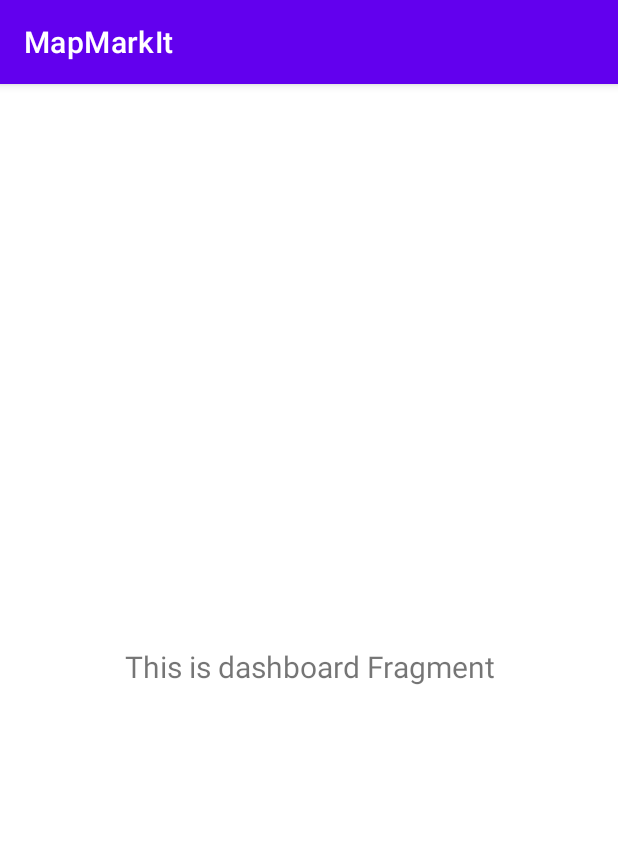
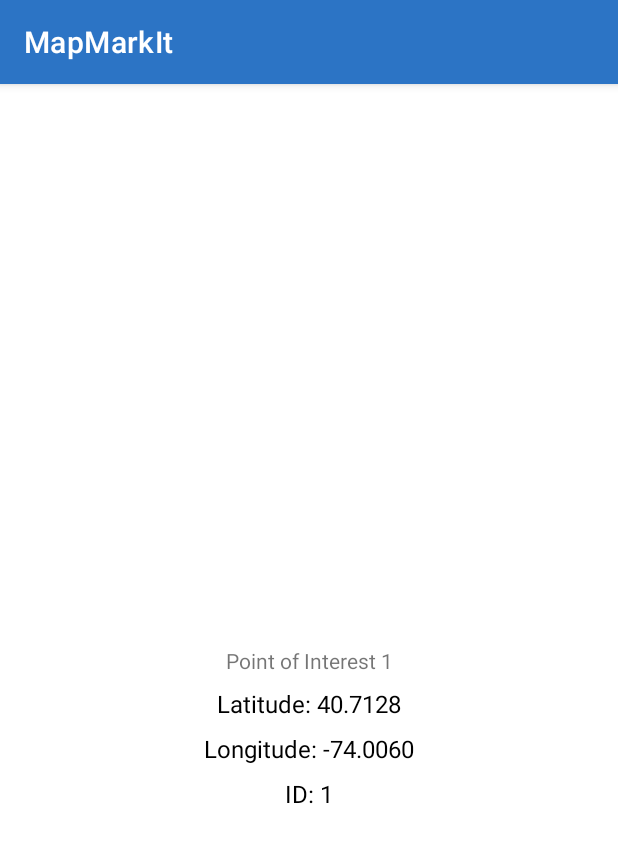
Before and after one commit to SebGaillard1/MapMarkIt, an Android app: the fragment DashboardFragment shown on its own in the app's theme, on a phone screen of 412 x 824 dp. Shown: the top 842 px of the screen. Run offline under Robolectric (Android 15) with nearby library versions, the phone set to English and light mode, and no system bars.

Commit message:
Change app color, added POI

```diff
--- /dev/null
+++ b/app/src/main/java/com/example/mapmarkit/model/PointOfInterest.kt
@@ -0,0 +1,8 @@
+package com.example.mapmarkit.model
+
+data class PointOfInterest(
+    val id: String,
+    val name: String,
+    val latitude: String,
+    val longitude: String
+)
--- /dev/null
+++ b/app/src/main/java/com/example/mapmarkit/ui/PoiAdapter.kt
@@ -0,0 +1,28 @@
+package com.example.mapmarkit.ui
+
+import android.view.LayoutInflater
+import android.view.ViewGroup
+import androidx.recyclerview.widget.RecyclerView
+import com.example.mapmarkit.R
+import com.example.mapmarkit.model.PointOfInterest
+
+class PoiAdapter(private val poiList: List<PointOfInterest>) : RecyclerView.Adapter<PoiViewHolder>() {
+
+    override fun onCreateViewHolder(parent: ViewGroup, viewType: Int): PoiViewHolder {
+        val view = LayoutInflater.from(parent.context).inflate(R.layout.poi_item_layout, parent, false)
+        return PoiViewHolder(view)
+    }
+
+    override fun onBindViewHolder(holder: PoiViewHolder, position: Int) {
+        val poi = poiList[position]
+
+        holder.poiNameTextView.text = poi.name
+        holder.poiLatTextView.text = "Latitude: ${poi.latitude}"
+        holder.poiLongTextView.text = "Longitude: ${poi.longitude}"
+        holder.poiIdTextView.text = "ID: ${poi.id}"
+    }
+
+    override fun getItemCount(): Int {
+        return poiList.size
+    }
+}
--- /dev/null
+++ b/app/src/main/java/com/example/mapmarkit/ui/PoiViewHolder.kt
@@ -0,0 +1,13 @@
+package com.example.mapmarkit.ui
+
+import android.view.View
+import android.widget.TextView
+import androidx.recyclerview.widget.RecyclerView
+import com.example.mapmarkit.R
+
+class PoiViewHolder(itemView: View) : RecyclerView.ViewHolder(itemView) {
+    val poiNameTextView: TextView = itemView.findViewById(R.id.poi_name)
+    val poiLatTextView: TextView = itemView.findViewById(R.id.poi_lat)
+    val poiLongTextView: TextView = itemView.findViewById(R.id.poi_long)
+    val poiIdTextView: TextView = itemView.findViewById(R.id.poi_id)
+}
--- a/app/src/main/java/com/example/mapmarkit/ui/dashboard/DashboardFragment.kt
+++ b/app/src/main/java/com/example/mapmarkit/ui/dashboard/DashboardFragment.kt
@@ -7,15 +7,18 @@ import android.view.ViewGroup
 import android.widget.TextView
 import androidx.fragment.app.Fragment
 import androidx.lifecycle.ViewModelProvider
+import androidx.recyclerview.widget.LinearLayoutManager
+import androidx.recyclerview.widget.RecyclerView
 import com.example.mapmarkit.databinding.FragmentDashboardBinding
+import com.example.mapmarkit.model.PointOfInterest
+import com.example.mapmarkit.ui.PoiAdapter
 
 class DashboardFragment : Fragment() {
 
     private var _binding: FragmentDashboardBinding? = null
-
-    // This property is only valid between onCreateView and
-    // onDestroyView.
     private val binding get() = _binding!!
+    private lateinit var recyclerView: RecyclerView
+    private lateinit var adapter: PoiAdapter
 
     override fun onCreateView(
         inflater: LayoutInflater,
@@ -28,10 +31,21 @@ class DashboardFragment : Fragment() {
         _binding = FragmentDashboardBinding.inflate(inflater, container, false)
         val root: View = binding.root
 
-        val textView: TextView = binding.textDashboard
-        dashboardViewModel.text.observe(viewLifecycleOwner) {
-            textView.text = it
-        }
+        // 1. Configurez le RecyclerView
+        recyclerView = binding.recyclerView
+        recyclerView.layoutManager = LinearLayoutManager(requireContext())
+
+        // 2. Créez votre liste de points d'intérêt (factice pour cet exemple)
+        val poiList = listOf(
+            PointOfInterest("1", "Point of Interest 1", "40.7128", "-74.0060"),
+            PointOfInterest("2", "Point of Interest 2", "34.0522", "-118.2437"),
+            PointOfInterest("3", "Point of Interest 3", "51.5074", "-0.1278")
+        )
+
+        // 3. Créez et définissez l'adaptateur
+        adapter = PoiAdapter(poiList)
+        recyclerView.adapter = adapter
+
         return root
     }
 
--- /dev/null
+++ b/app/src/main/res/drawable/home_buttons.xml
@@ -0,0 +1,10 @@
+<?xml version="1.0" encoding="utf-8"?>
+<shape xmlns:android="http://schemas.android.com/apk/res/android">
+    <solid android:color="#E9F4FF"/>
+    <corners android:radius="30dp"/>
+    <padding
+        android:left="20dp"
+        android:top="10dp"
+        android:right="20dp"
+        android:bottom="10dp"/>
+</shape>
--- a/app/src/main/res/layout/activity_welcome.xml
+++ b/app/src/main/res/layout/activity_welcome.xml
@@ -35,14 +35,18 @@
 
     <Button
         android:id="@+id/button_first"
-        android:layout_width="wrap_content"
-        android:layout_height="wrap_content"
-        android:layout_marginBottom="32dp"
+        android:layout_width="247dp"
+        android:layout_height="77dp"
+        android:layout_marginBottom="16dp"
         android:text="@string/start"
-        android:paddingTop="16dp"
-        android:paddingBottom="16dp"
+        android:textColor="#2C74C5"
+        android:textSize="24sp"
+        android:background="@drawable/home_buttons"
+        app:backgroundTint="#E9F4FF"
         app:layout_constraintBottom_toBottomOf="parent"
         app:layout_constraintEnd_toEndOf="parent"
-        app:layout_constraintStart_toStartOf="parent" />
+        app:layout_constraintStart_toStartOf="parent"
+        android:elevation="0dp"
+        />
 
 </androidx.constraintlayout.widget.ConstraintLayout>
--- a/app/src/main/res/layout/fragment_dashboard.xml
+++ b/app/src/main/res/layout/fragment_dashboard.xml
@@ -6,17 +6,9 @@
     android:layout_height="match_parent"
     tools:context=".ui.dashboard.DashboardFragment">
 
-    <TextView
-        android:id="@+id/text_dashboard"
+    <androidx.recyclerview.widget.RecyclerView
+        android:id="@+id/recyclerView"
         android:layout_width="match_parent"
-        android:layout_height="wrap_content"
-        android:layout_marginStart="8dp"
-        android:layout_marginTop="8dp"
-        android:layout_marginEnd="8dp"
-        android:textAlignment="center"
-        android:textSize="20sp"
-        app:layout_constraintBottom_toBottomOf="parent"
-        app:layout_constraintEnd_toEndOf="parent"
-        app:layout_constraintStart_toStartOf="parent"
-        app:layout_constraintTop_toTopOf="parent" />
+        android:layout_height="match_parent" />
+
 </androidx.constraintlayout.widget.ConstraintLayout>
--- /dev/null
+++ b/app/src/main/res/layout/poi_item_layout.xml
@@ -0,0 +1,54 @@
+<?xml version="1.0" encoding="utf-8"?>
+<androidx.constraintlayout.widget.ConstraintLayout xmlns:android="http://schemas.android.com/apk/res/android"
+    xmlns:app="http://schemas.android.com/apk/res-auto"
+    android:layout_width="match_parent"
+    android:layout_height="match_parent">
+
+    <TextView
+        android:id="@+id/poi_name"
+        android:layout_width="wrap_content"
+        android:layout_height="wrap_content"
+        android:text="Point d'interet"
+        app:layout_constraintTop_toTopOf="parent"
+        app:layout_constraintStart_toStartOf="parent"
+        app:layout_constraintEnd_toEndOf="parent"
+        app:layout_constraintBottom_toBottomOf="parent" />
+
+    <TextView
+        android:id="@+id/poi_lat"
+        android:layout_width="wrap_content"
+        android:layout_height="wrap_content"
+        android:textSize="16sp"
+        android:textColor="@android:color/black"
+        app:layout_constraintTop_toBottomOf="@+id/poi_name"
+        app:layout_constraintStart_toStartOf="parent"
+        app:layout_constraintEnd_toEndOf="parent"
+        android:layout_marginTop="8dp"
+        android:layout_marginBottom="8dp"/>
+
+    <TextView
+        android:id="@+id/poi_long"
+        android:layout_width="wrap_content"
+        android:layout_height="wrap_content"
+        android:textSize="16sp"
+        android:textColor="@android:color/black"
+        app:layout_constraintTop_toBottomOf="@+id/poi_lat"
+        app:layout_constraintStart_toStartOf="parent"
+        app:layout_constraintEnd_toEndOf="parent"
+        android:layout_marginTop="8dp"
+        android:layout_marginBottom="8dp"/>
+
+    <TextView
+        android:id="@+id/poi_id"
+        android:layout_width="wrap_content"
+        android:layout_height="wrap_content"
+        android:textSize="16sp"
+        android:textColor="@android:color/black"
+        app:layout_constraintTop_toBottomOf="@+id/poi_long"
+        app:layout_constraintStart_toStartOf="parent"
+        app:layout_constraintEnd_toEndOf="parent"
+        android:layout_marginTop="8dp"
+        android:layout_marginBottom="8dp"/>
+
+
+</androidx.constraintlayout.widget.ConstraintLayout>
--- a/app/src/main/res/values/colors.xml
+++ b/app/src/main/res/values/colors.xml
@@ -1,8 +1,8 @@
 <?xml version="1.0" encoding="utf-8"?>
 <resources>
-    <color name="purple_200">#FFBB86FC</color>
-    <color name="purple_500">#FF6200EE</color>
-    <color name="purple_700">#FF3700B3</color>
+    <color name="purple_200">#E9F4FF</color>
+    <color name="purple_500">#2C74C5</color>
+    <color name="purple_700">#2C74C5</color>
     <color name="teal_200">#FF03DAC5</color>
     <color name="teal_700">#FF018786</color>
     <color name="black">#FF000000</color>
```
